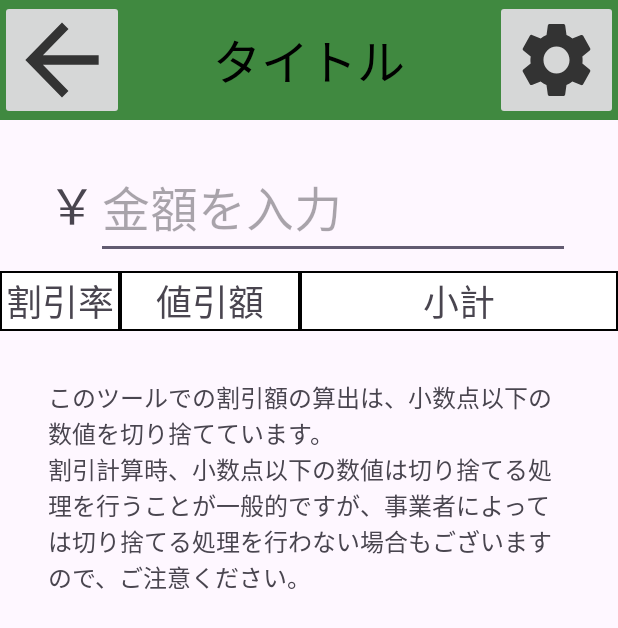
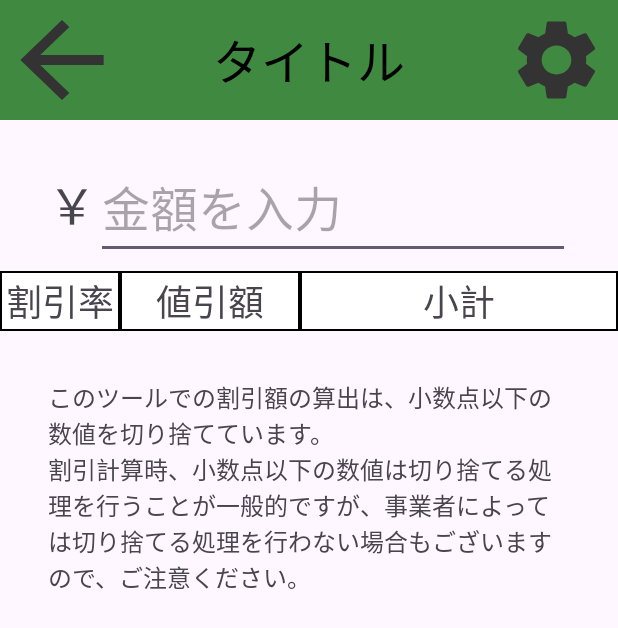
Before and after one commit to shori0429/DiscountCalc, an Android app: the screen it shows after launch (MainActivity), on a phone screen of 412 x 824 dp. Shown: the top 628 px of the screen. Run offline under Robolectric (Android 15) with nearby library versions, the phone set to English and light mode, and no system bars; our stand-ins replace Room's generated code; 2 statements that could not run were skipped.

Commit message:
ツールバーのアイコンをシーンチェンジと合わせて変更するように 【実装】
【修正】
・fragment_original_toolbar.xml
-LeftButton
-RightButton
各方向にpaddingを8dpずつ追加
画像の背景色を透明に

-ActionTitle
タイトル文字列の背景色を透明に

```diff
--- a/app/src/main/res/layout/fragment_original_toolbar.xml
+++ b/app/src/main/res/layout/fragment_original_toolbar.xml
@@ -13,7 +13,12 @@
         android:layout_height="match_parent"
         android:layout_weight="1"
         android:scaleType="fitXY"
+        android:paddingStart="8dp"
+        android:paddingTop="8dp"
+        android:paddingEnd="8dp"
+        android:paddingBottom="8dp"
         android:src="@drawable/action_back_image"
+        android:background="@color/trans"
         />
 
     <TextView
@@ -29,6 +34,7 @@
         android:text="@string/title_tool_bar"
         android:textAppearance="@style/TextAppearance.AppCompat.Large"
         android:textColor="#000000"
+        android:background="@color/trans"
         android:maxLines="1"
         android:autoSizeTextType="uniform"
         android:autoSizeMinTextSize="@dimen/small_size"
@@ -41,6 +47,12 @@
         android:layout_height="match_parent"
         android:layout_weight="1"
         android:scaleType="fitXY"
-        android:src="@drawable/setting_image" />
+        android:paddingStart="8dp"
+        android:paddingTop="8dp"
+        android:paddingEnd="8dp"
+        android:paddingBottom="8dp"
+        android:src="@drawable/setting_image"
+        android:background="@color/trans"
+        />
 
 </androidx.appcompat.widget.LinearLayoutCompat>
```
